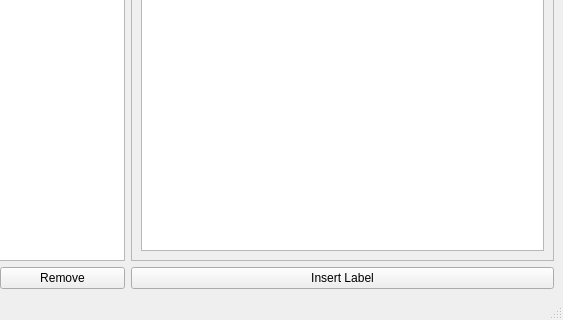
Old version of the form src/views/SPELLMainWindow.ui in the repository apersaud2018/SPELL; both pictures show x 140 to 703 and y 140 to 460 of the 703 by 460 pixel window.
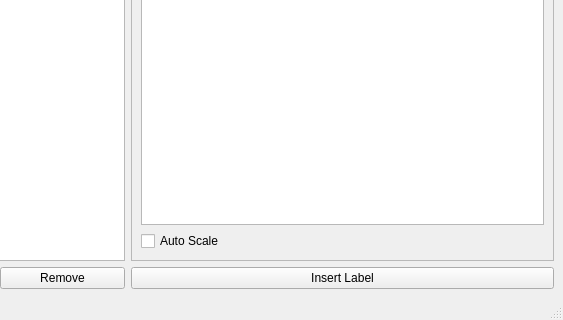
New version of the form.

```diff
--- a/src/views/SPELLMainWindow.ui
+++ b/src/views/SPELLMainWindow.ui
@@ -134,6 +134,13 @@
           <item>
            <widget class="QGraphicsView" name="waveForm"/>
           </item>
+          <item>
+           <widget class="QCheckBox" name="autoScale">
+            <property name="text">
+             <string>Auto Scale</string>
+            </property>
+           </widget>
+          </item>
          </layout>
         </widget>
        </widget>
```
